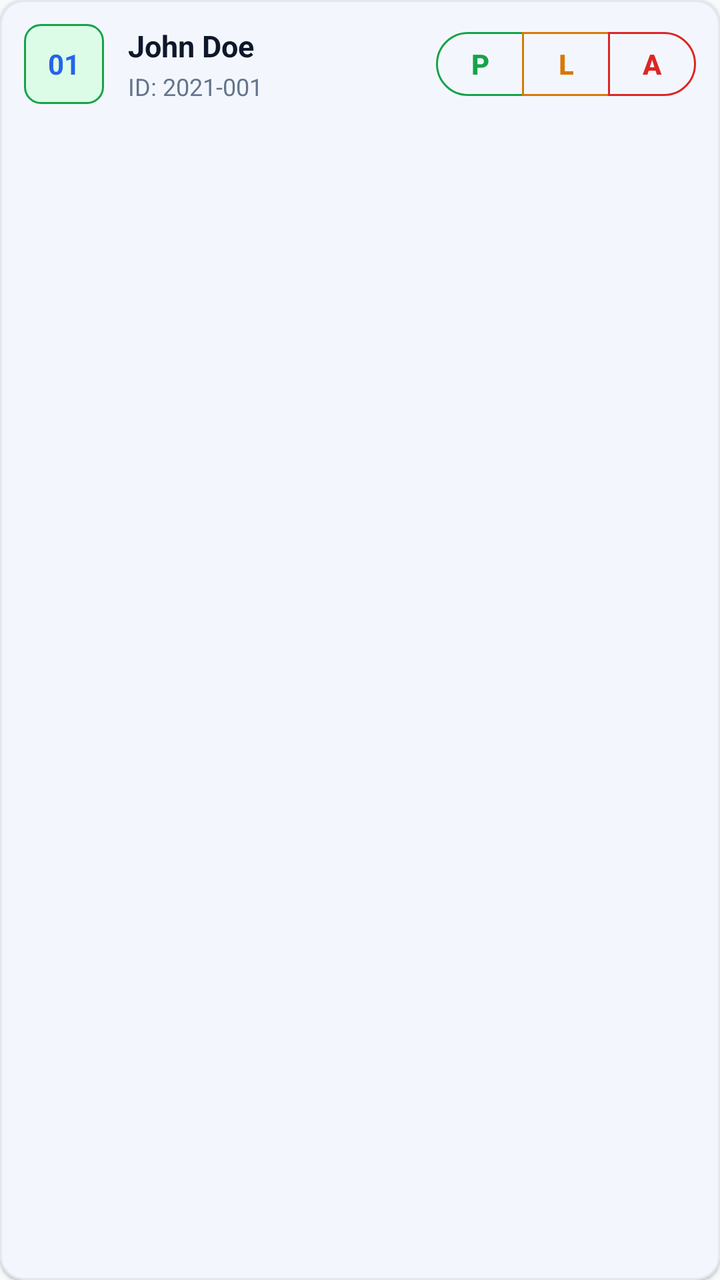
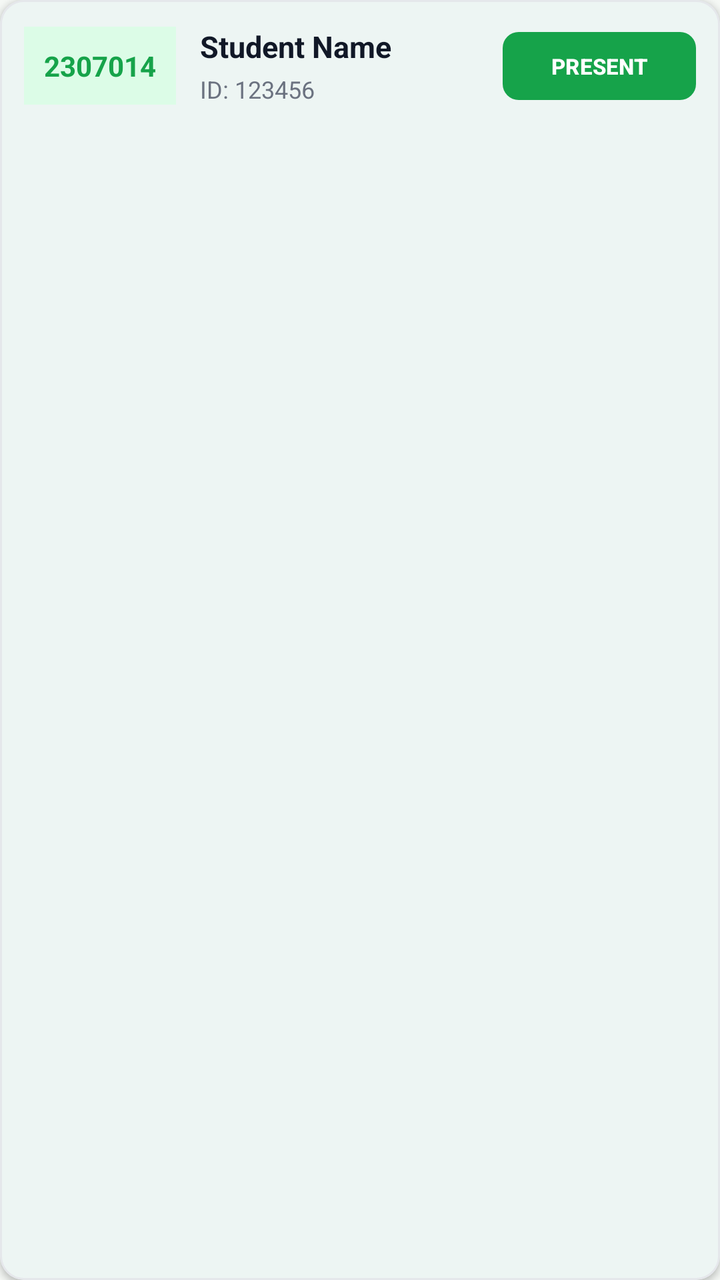

Before-and-after screenshots of an Android layout around one commit, followed by the original layout XML and the change that was made.
<!-- AndroidManifest.xml: application theme Theme.SmartClassroom -->
<!-- res/layout/item_attendance_student.xml -->
<?xml version="1.0" encoding="utf-8"?>
<com.google.android.material.card.MaterialCardView
    xmlns:android="http://schemas.android.com/apk/res/android"
    xmlns:app="http://schemas.android.com/apk/res-auto"
    android:layout_width="match_parent"
    android:layout_height="wrap_content"
    android:layout_marginHorizontal="16dp"
    android:layout_marginVertical="6dp"
    app:cardCornerRadius="12dp"
    app:cardElevation="1dp"
    app:strokeColor="@color/divider"
    app:strokeWidth="1dp"
    app:cardBackgroundColor="@color/card_bg">

    <LinearLayout
        android:layout_width="match_parent"
        android:layout_height="wrap_content"
        android:orientation="horizontal"
        android:gravity="center_vertical"
        android:padding="12dp">

        <TextView
            android:id="@+id/tvRoll"
            android:layout_width="40dp"
            android:layout_height="40dp"
            android:background="@drawable/bg_status_present"
            android:gravity="center"
            android:text="01"
            android:textSize="14sp"
            android:textStyle="bold"
            android:textColor="@color/primary" />

        <LinearLayout
            android:layout_width="0dp"
            android:layout_height="wrap_content"
            android:layout_weight="1"
            android:layout_marginStart="12dp"
            android:orientation="vertical">

            <TextView
                android:id="@+id/tvStudentName"
                android:layout_width="wrap_content"
                android:layout_height="wrap_content"
                android:text="John Doe"
                android:textSize="15sp"
                android:textStyle="bold"
                android:textColor="@color/text_primary" />

            <TextView
                android:id="@+id/tvStudentId"
                android:layout_width="wrap_content"
                android:layout_height="wrap_content"
                android:layout_marginTop="2dp"
                android:text="ID: 2021-001"
                android:textSize="12sp"
                android:textColor="@color/text_secondary" />
        </LinearLayout>

        <com.google.android.material.button.MaterialButtonToggleGroup
            android:id="@+id/toggleAttendanceGroup"
            android:layout_width="wrap_content"
            android:layout_height="wrap_content"
            app:singleSelection="true"
            app:selectionRequired="true">

            <com.google.android.material.button.MaterialButton
                android:id="@+id/btnPresent"
                style="?attr/materialButtonOutlinedStyle"
                android:layout_width="44dp"
                android:layout_height="40dp"
                android:padding="0dp"
                android:text="P"
                android:textStyle="bold"
                android:textColor="@color/success"
                app:strokeColor="@color/success" />

            <com.google.android.material.button.MaterialButton
                android:id="@+id/btnLate"
                style="?attr/materialButtonOutlinedStyle"
                android:layout_width="44dp"
                android:layout_height="40dp"
                android:padding="0dp"
                android:text="L"
                android:textStyle="bold"
                android:textColor="@color/warning"
                app:strokeColor="@color/warning" />

            <com.google.android.material.button.MaterialButton
                android:id="@+id/btnAbsent"
                style="?attr/materialButtonOutlinedStyle"
                android:layout_width="44dp"
                android:layout_height="40dp"
                android:padding="0dp"
                android:text="A"
                android:textStyle="bold"
                android:textColor="@color/danger"
                app:strokeColor="@color/danger" />

        </com.google.android.material.button.MaterialButtonToggleGroup>

    </LinearLayout>

</com.google.android.material.card.MaterialCardView>
<!-- resources referenced by this layout -->
<resources>
  <color name="card_bg">#FFFFFF</color>
  <color name="danger">#DC2626</color>
  <color name="divider">#E2E8F0</color>
  <color name="primary">#2563EB</color>
  <color name="success">#16A34A</color>
  <color name="text_primary">#0F172A</color>
  <color name="text_secondary">#64748B</color>
  <color name="warning">#D97706</color>
  <!-- drawable bg_status_present (drawable) -->
  <?xml version="1.0" encoding="utf-8"?>
  <shape xmlns:android="http://schemas.android.com/apk/res/android"
      android:shape="rectangle">
      <solid android:color="@color/success_light" />
      <corners android:radius="8dp" />
      <stroke
          android:width="1dp"
          android:color="@color/success" />
  </shape>
  <style name="Theme.SmartClassroom" parent="Theme.Material3.DayNight.NoActionBar">
          
          <item name="colorPrimary">@color/primary</item>
          <item name="colorPrimaryVariant">@color/primary_dark</item>
          <item name="colorOnPrimary">@color/white</item>
          
          <item name="colorSecondary">@color/secondary</item>
          <item name="colorSecondaryVariant">@color/secondary_light</item>
          <item name="colorOnSecondary">@color/white</item>
          
          <item name="android:statusBarColor">@color/background</item>
          <item name="android:windowLightStatusBar">true</item>
          <item name="android:windowBackground">@color/background</item>
          <item name="colorSurface">@color/surface</item>
          <item name="colorOnSurface">@color/text_primary</item>
      </style>
  <color name="success_light">#DCFCE7</color>
  <color name="primary_dark">#1D4ED8</color>
  <color name="white">#FFFFFFFF</color>
  <color name="secondary">#0F172A</color>
  <color name="secondary_light">#334155</color>
  <color name="background">#F8FAFC</color>
  <color name="surface">#FFFFFF</color>
</resources>

<!-- the commit's change to res/layout/item_attendance_student.xml (unified diff, before → after) -->
@@ -4,31 +4,31 @@
     xmlns:app="http://schemas.android.com/apk/res-auto"
     android:layout_width="match_parent"
     android:layout_height="wrap_content"
-    android:layout_marginHorizontal="16dp"
-    android:layout_marginVertical="6dp"
+    android:layout_marginHorizontal="12dp"
+    android:layout_marginVertical="5dp"
     app:cardCornerRadius="12dp"
-    app:cardElevation="1dp"
-    app:strokeColor="@color/divider"
+    app:cardElevation="2dp"
+    app:strokeColor="#E5E7EB"
     app:strokeWidth="1dp"
-    app:cardBackgroundColor="@color/card_bg">
+    app:cardBackgroundColor="#FFFFFF">
 
     <LinearLayout
         android:layout_width="match_parent"
         android:layout_height="wrap_content"
+        android:gravity="center_vertical"
         android:orientation="horizontal"
-        android:gravity="center_vertical"
         android:padding="12dp">
 
         <TextView
             android:id="@+id/tvRoll"
-            android:layout_width="40dp"
-            android:layout_height="40dp"
-            android:background="@drawable/bg_status_present"
-            android:gravity="center"
-            android:text="01"
+            android:layout_width="wrap_content"
+            android:layout_height="wrap_content"
+            android:background="#DCFCE7"
+            android:padding="10dp"
+            android:text="2307014"
+            android:textColor="#16A34A"
             android:textSize="14sp"
-            android:textStyle="bold"
-            android:textColor="@color/primary" />
+            android:textStyle="bold" />
 
         <LinearLayout
             android:layout_width="0dp"
@@ -39,64 +39,36 @@
 
             <TextView
                 android:id="@+id/tvStudentName"
-                android:layout_width="wrap_content"
+                android:layout_width="match_parent"
                 android:layout_height="wrap_content"
-                android:text="John Doe"
+                android:text="Student Name"
+                android:textColor="#111827"
                 android:textSize="15sp"
-                android:textStyle="bold"
-                android:textColor="@color/text_primary" />
+                android:textStyle="bold" />
 
             <TextView
                 android:id="@+id/tvStudentId"
-                android:layout_width="wrap_content"
+                android:layout_width="match_parent"
                 android:layout_height="wrap_content"
-                android:layout_marginTop="2dp"
-                android:text="ID: 2021-001"
-                android:textSize="12sp"
-                android:textColor="@color/text_secondary" />
+                android:layout_marginTop="3dp"
+                android:text="ID: 123456"
+                android:textColor="#6B7280"
+                android:textSize="12sp" />
+
         </LinearLayout>
 
-        <com.google.android.material.button.MaterialButtonToggleGroup
-            android:id="@+id/toggleAttendanceGroup"
+        <com.google.android.material.button.MaterialButton
+            android:id="@+id/btnAttendanceStatus"
             android:layout_width="wrap_content"
-            android:layout_height="wrap_content"
-            app:singleSelection="true"
-            app:selectionRequired="true">
-
-            <com.google.android.material.button.MaterialButton
-                android:id="@+id/btnPresent"
-                style="?attr/materialButtonOutlinedStyle"
-                android:layout_width="44dp"
-                android:layout_height="40dp"
-                android:padding="0dp"
-                android:text="P"
-                android:textStyle="bold"
-                android:textColor="@color/success"
-                app:strokeColor="@color/success" />
-
-            <com.google.android.material.button.MaterialButton
-                android:id="@+id/btnLate"
-                style="?attr/materialButtonOutlinedStyle"
-                android:layout_width="44dp"
-                android:layout_height="40dp"
-                android:padding="0dp"
-                android:text="L"
-                android:textStyle="bold"
-                android:textColor="@color/warning"
-                app:strokeColor="@color/warning" />
-
-            <com.google.android.material.button.MaterialButton
-                android:id="@+id/btnAbsent"
-                style="?attr/materialButtonOutlinedStyle"
-                android:layout_width="44dp"
-                android:layout_height="40dp"
-                android:padding="0dp"
-                android:text="A"
-                android:textStyle="bold"
-                android:textColor="@color/danger"
-                app:strokeColor="@color/danger" />
-
-        </com.google.android.material.button.MaterialButtonToggleGroup>
+            android:layout_height="42dp"
+            android:minWidth="90dp"
+            android:text="PRESENT"
+            android:textColor="#FFFFFF"
+            android:textSize="11sp"
+            android:textStyle="bold"
+            app:backgroundTint="#16A34A"
+            app:cornerRadius="8dp"
+             />
 
     </LinearLayout>
 
<!-- resource entries referenced after the edit -->
@@ -1,45 +1,40 @@
 <!-- resources referenced by this layout -->
 <resources>
-  <color name="card_bg">#FFFFFF</color>
-  <color name="danger">#DC2626</color>
-  <color name="divider">#E2E8F0</color>
-  <color name="primary">#2563EB</color>
-  <color name="success">#16A34A</color>
-  <color name="text_primary">#0F172A</color>
-  <color name="text_secondary">#64748B</color>
-  <color name="warning">#D97706</color>
-  <!-- drawable bg_status_present (drawable) -->
-  <?xml version="1.0" encoding="utf-8"?>
-  <shape xmlns:android="http://schemas.android.com/apk/res/android"
-      android:shape="rectangle">
-      <solid android:color="@color/success_light" />
-      <corners android:radius="8dp" />
-      <stroke
-          android:width="1dp"
-          android:color="@color/success" />
-  </shape>
+  <color name="primary">#047857</color>
+  <color name="text_primary">#14251D</color>
   <style name="Theme.SmartClassroom" parent="Theme.Material3.DayNight.NoActionBar">
+  
           
           <item name="colorPrimary">@color/primary</item>
           <item name="colorPrimaryVariant">@color/primary_dark</item>
           <item name="colorOnPrimary">@color/white</item>
+  
           
           <item name="colorSecondary">@color/secondary</item>
           <item name="colorSecondaryVariant">@color/secondary_light</item>
           <item name="colorOnSecondary">@color/white</item>
+  
+          
+          <item name="android:windowBackground">@color/background</item>
+          <item name="colorSurface">@color/surface</item>
+          <item name="colorOnSurface">@color/text_primary</item>
+  
           
           <item name="android:statusBarColor">@color/background</item>
           <item name="android:windowLightStatusBar">true</item>
-          <item name="android:windowBackground">@color/background</item>
-          <item name="colorSurface">@color/surface</item>
-          <item name="colorOnSurface">@color/text_primary</item>
+  
+          
+          <item name="android:navigationBarColor">@color/background</item>
+  
+          
+          <item name="android:windowActionModeOverlay">true</item>
+  
       </style>
-  <color name="success_light">#DCFCE7</color>
-  <color name="primary_dark">#1D4ED8</color>
+  <color name="primary_dark">#064E3B</color>
   <color name="white">#FFFFFFFF</color>
-  <color name="secondary">#0F172A</color>
-  <color name="secondary_light">#334155</color>
-  <color name="background">#F8FAFC</color>
+  <color name="secondary">#0F2922</color>
+  <color name="secondary_light">#365B4D</color>
+  <color name="background">#F5F8F5</color>
   <color name="surface">#FFFFFF</color>
 </resources>
 
